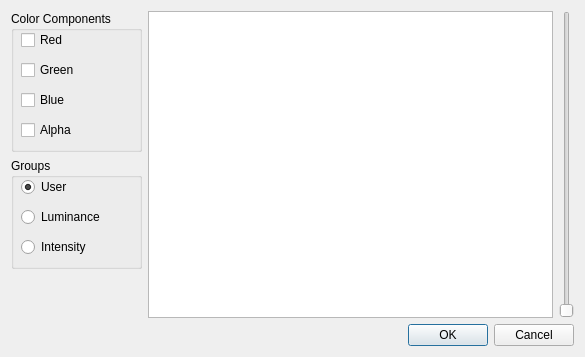
SCIInstitute/ImageVis3D, file TransDialog1D.ui: the form before one commit.
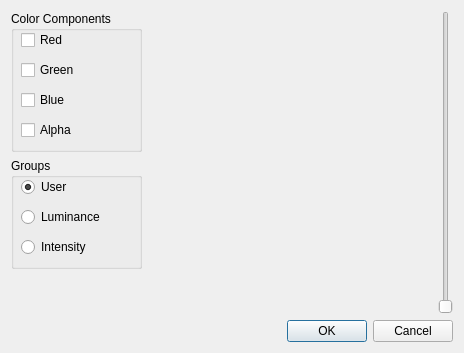
The form after the commit. Icons and pictures are not drawn.

```diff
--- a/TransDialog1D.ui
+++ b/TransDialog1D.ui
@@ -8,8 +8,8 @@
    <rect>
     <x>0</x>
     <y>0</y>
-    <width>585</width>
-    <height>356</height>
+    <width>464</width>
+    <height>353</height>
    </rect>
   </property>
   <property name="sizePolicy" >
@@ -115,18 +115,15 @@
     </widget>
    </item>
    <item rowspan="3" row="0" column="1" >
-    <widget class="QGraphicsView" name="graphicsView_Histogram" >
-     <property name="minimumSize" >
-      <size>
-       <width>309</width>
-       <height>307</height>
-      </size>
+    <widget class="QLabel" name="label" >
+     <property name="text" >
+      <string/>
      </property>
-     <property name="locale" >
-      <locale country="UnitedStates" language="English" />
+     <property name="pixmap" >
+      <pixmap>trans1d.png</pixmap>
      </property>
-     <property name="renderHints" >
-      <set>QPainter::Antialiasing|QPainter::TextAntialiasing</set>
+     <property name="scaledContents" >
+      <bool>true</bool>
      </property>
     </widget>
    </item>
```
Left out of the diff: 1 changed line with no effect on the pictures.
